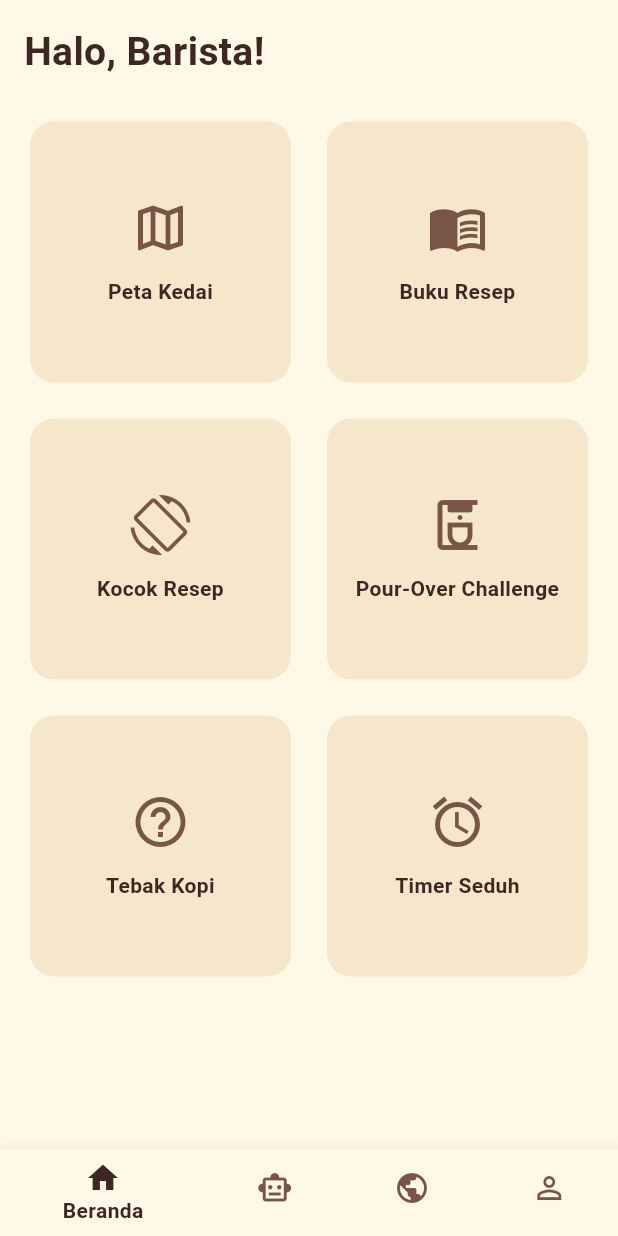
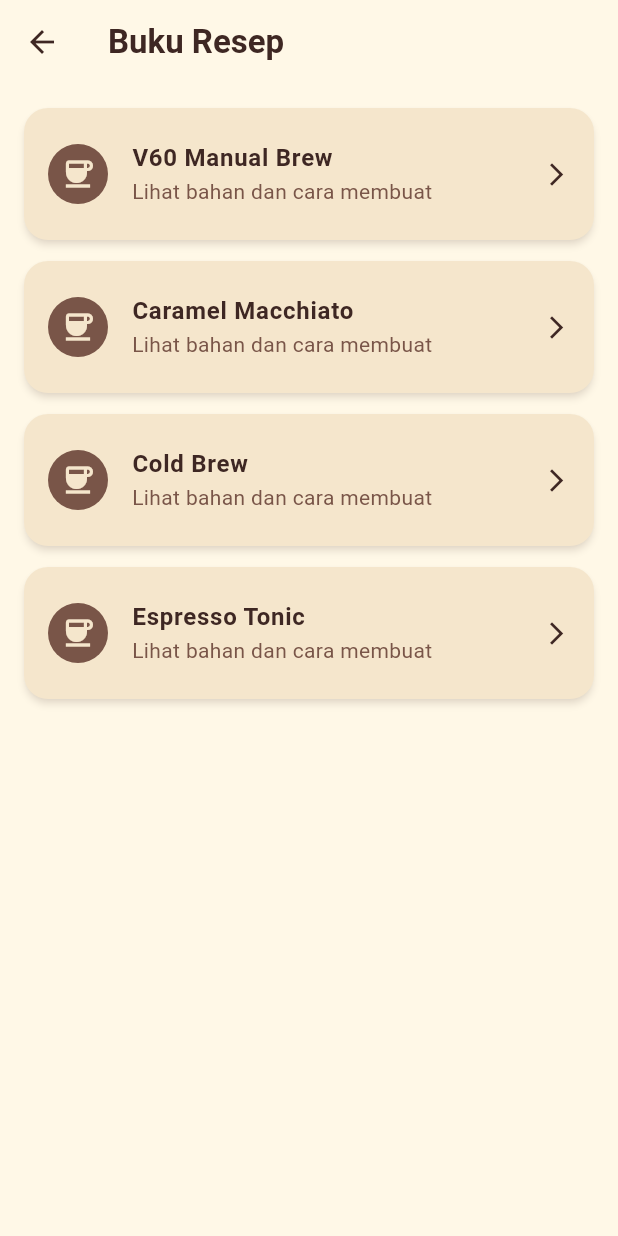
Before and after one commit to Dean897/brewmaster-hub, a Flutter app: the MainScreen screen opened directly, after a tap on "Buku Resep", on a phone screen of 412 x 824 dp. Run offline on Flutter 3.47's test engine with Material 3 defaults, Android fonts, the light colour scheme and no system bars; our stand-ins replace flutter_dotenv, flutter_map, google_generative_ai, latlong2, sensors_plus, sqflite and 1 more; missing offline and left inert: flutter_ringtone_player; accounts and stored records are empty.

Commit message:
feat: tambahkan fitur buku resep dan halaman detail resep

```diff
--- a/lib/features/home/screens/home_tab.dart
+++ b/lib/features/home/screens/home_tab.dart
@@ -4,6 +4,7 @@ import '../../../core/theme/app_colors.dart';
 import '../../minigames/screens/gacha_screen.dart';
 import '../../minigames/screens/tebak_kopi_screen.dart';
 import 'map_screen.dart';
+import 'recipe_book_screen.dart';
 import 'timer_screen.dart';
 
 class HomeTab extends StatelessWidget {
@@ -74,6 +75,13 @@ class HomeTab extends StatelessWidget {
                           builder: (context) => const TebakKopiScreen(),
                         ),
                       );
+                    } else if (menu.title == 'Buku Resep') {
+                      Navigator.push(
+                        context,
+                        MaterialPageRoute<void>(
+                          builder: (context) => const RecipeBookScreen(),
+                        ),
+                      );
                     }
                   },
                 ),
--- /dev/null
+++ b/lib/features/home/screens/recipe_book_screen.dart
@@ -0,0 +1,81 @@
+import 'package:flutter/material.dart';
+
+import '../../../core/theme/app_colors.dart';
+import 'recipe_detail_screen.dart';
+
+class RecipeBookScreen extends StatelessWidget {
+  const RecipeBookScreen({super.key});
+
+  static const _recipes = [
+    'V60 Manual Brew',
+    'Caramel Macchiato',
+    'Cold Brew',
+    'Espresso Tonic',
+  ];
+
+  @override
+  Widget build(BuildContext context) {
+    return Scaffold(
+      appBar: AppBar(
+        title: const Text('Buku Resep'),
+        backgroundColor: AppColors.ivoryWhite,
+        foregroundColor: AppColors.darkCoffee,
+      ),
+      backgroundColor: AppColors.ivoryWhite,
+      body: ListView.builder(
+        padding: const EdgeInsets.all(16),
+        itemCount: _recipes.length,
+        itemBuilder: (context, index) {
+          final recipeName = _recipes[index];
+
+          return Card(
+            margin: const EdgeInsets.only(bottom: 14),
+            elevation: 2,
+            shadowColor: AppColors.mediumCoffee.withValues(alpha: 0.25),
+            color: AppColors.lightCream,
+            shape: RoundedRectangleBorder(
+              borderRadius: BorderRadius.circular(16),
+            ),
+            child: ListTile(
+              contentPadding: const EdgeInsets.symmetric(
+                horizontal: 16,
+                vertical: 8,
+              ),
+              leading: const CircleAvatar(
+                backgroundColor: AppColors.mediumCoffee,
+                foregroundColor: AppColors.lightCream,
+                child: Icon(Icons.coffee),
+              ),
+              title: Text(
+                recipeName,
+                style: const TextStyle(
+                  color: AppColors.darkCoffee,
+                  fontWeight: FontWeight.bold,
+                ),
+              ),
+              subtitle: const Text(
+                'Lihat bahan dan cara membuat',
+                style: TextStyle(color: AppColors.mediumCoffee),
+              ),
+              trailing: const Icon(
+                Icons.arrow_forward_ios,
+                size: 18,
+                color: AppColors.darkCoffee,
+              ),
+              onTap: () {
+                Navigator.push(
+                  context,
+                  MaterialPageRoute<void>(
+                    builder: (context) => RecipeDetailScreen(
+                      recipeName: recipeName,
+                    ),
+                  ),
+                );
+              },
+            ),
+          );
+        },
+      ),
+    );
+  }
+}
```
Also changed, not shown: lib/features/home/screens/recipe_detail_screen.dart (added, +151 -0 lines).
